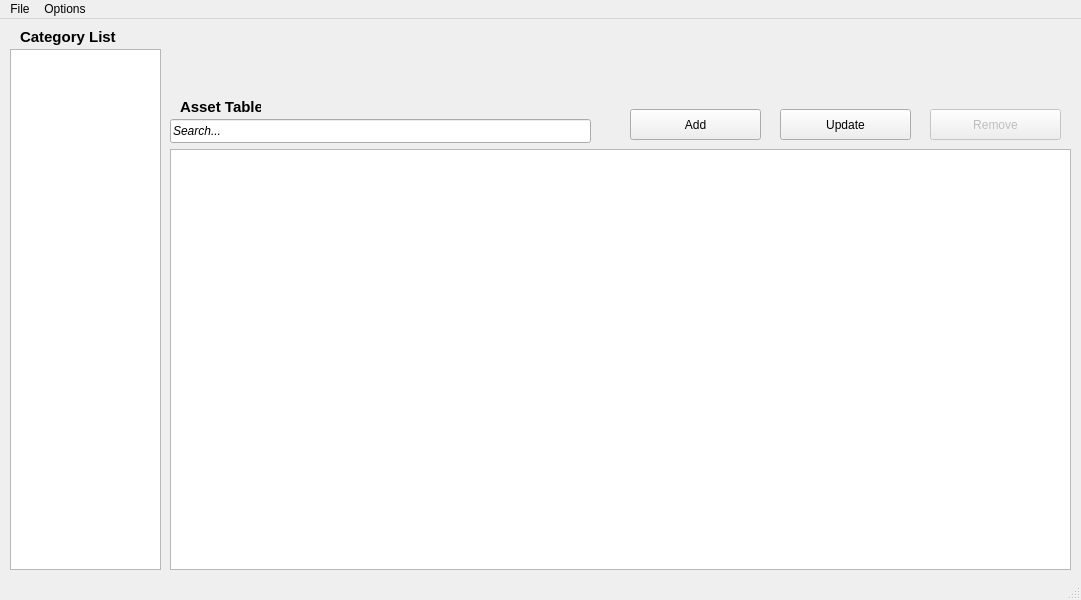
Qt form mainwindow.ui (AvenF/CS245_Final) before a commit.
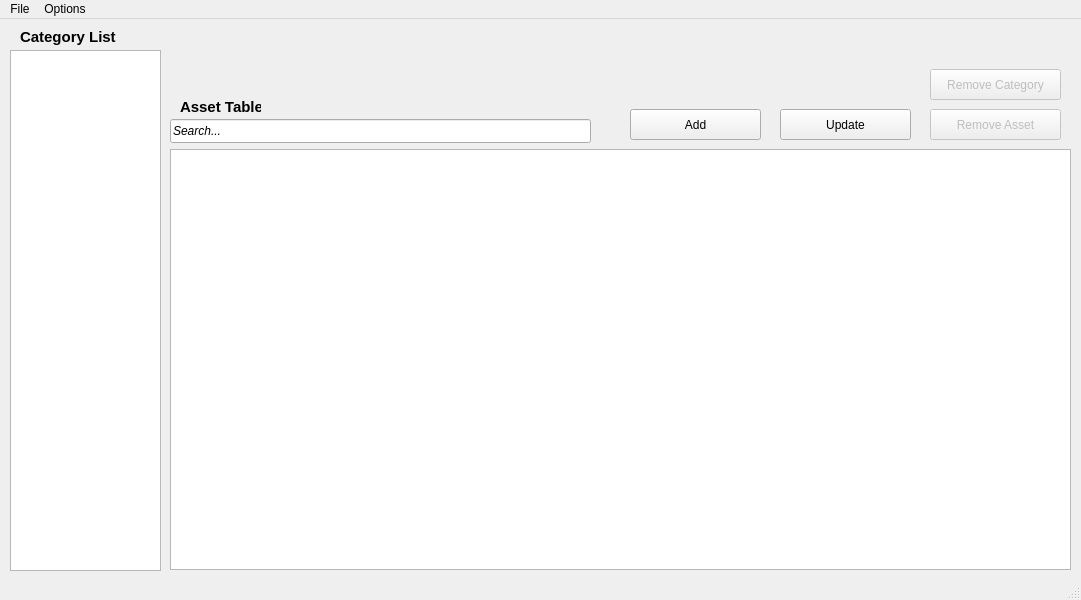
The same form after that commit.

The edit to the form file:
```diff
--- a/mainwindow.ui
+++ b/mainwindow.ui
@@ -14,16 +14,6 @@
    <string>MainWindow</string>
   </property>
   <widget class="QWidget" name="centralwidget">
-   <widget class="QListView" name="categoryList">
-    <property name="geometry">
-     <rect>
-      <x>10</x>
-      <y>30</y>
-      <width>151</width>
-      <height>521</height>
-     </rect>
-    </property>
-   </widget>
    <widget class="QLabel" name="categoryLabel">
     <property name="geometry">
      <rect>
@@ -106,7 +96,7 @@
      </rect>
     </property>
     <property name="text">
-     <string>Remove</string>
+     <string>Remove Asset</string>
     </property>
    </widget>
    <widget class="QLineEdit" name="searchBar">
@@ -146,6 +136,32 @@
      <string>Add</string>
     </property>
    </widget>
+   <widget class="QTableView" name="categoryTable">
+    <property name="geometry">
+     <rect>
+      <x>10</x>
+      <y>31</y>
+      <width>151</width>
+      <height>521</height>
+     </rect>
+    </property>
+   </widget>
+   <widget class="QPushButton" name="removeCategoryButton">
+    <property name="enabled">
+     <bool>false</bool>
+    </property>
+    <property name="geometry">
+     <rect>
+      <x>930</x>
+      <y>50</y>
+      <width>131</width>
+      <height>31</height>
+     </rect>
+    </property>
+    <property name="text">
+     <string>Remove Category</string>
+    </property>
+   </widget>
   </widget>
   <widget class="QMenuBar" name="menubar">
    <property name="geometry">
```
Left out of the diff: 3 changed lines with no effect on the pictures.
